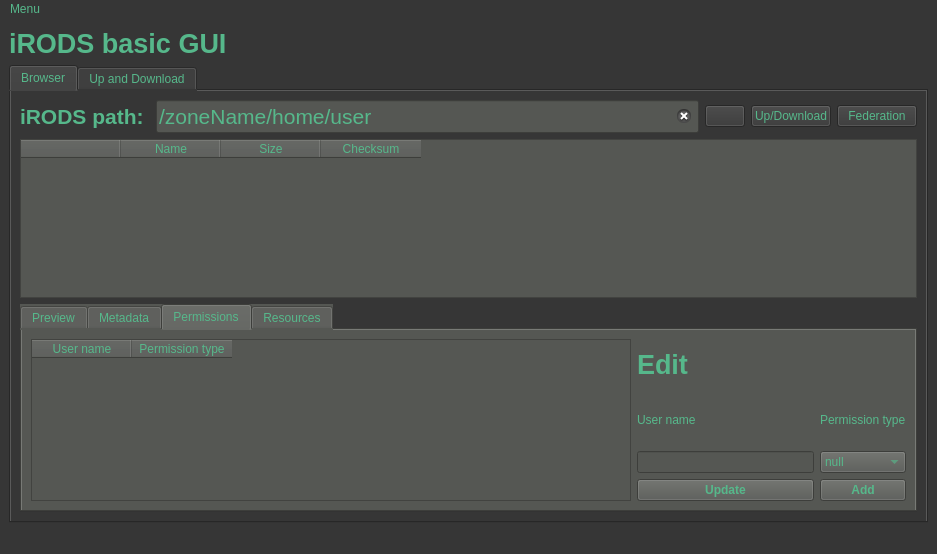
iBridges-for-iRODS/iBridges, file irods-basicGUI/irodsBrowserMain.ui: the form before one commit.
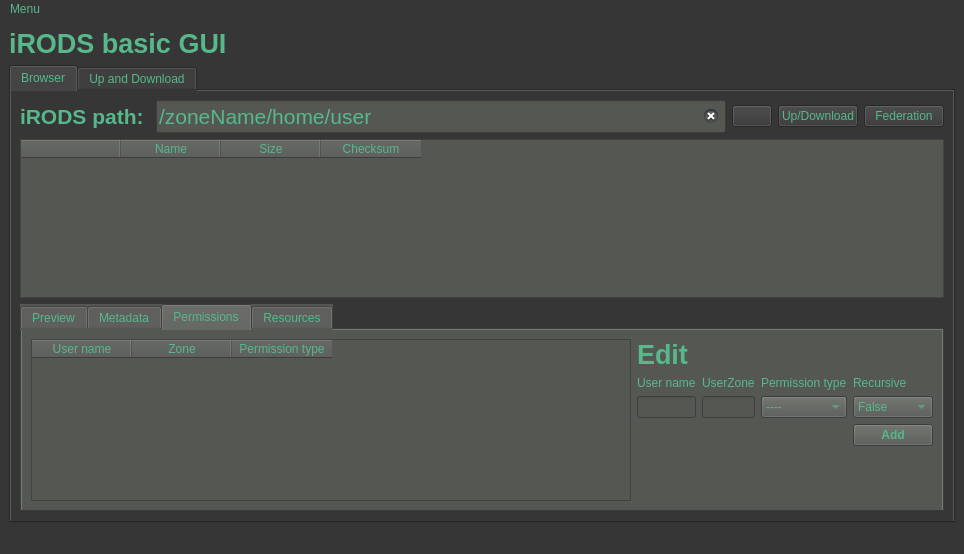
The form after the commit. The open tabs and pages were chosen to show the change.

Diff of the .ui file:
```diff
--- a/irods-basicGUI/irodsBrowserMain.ui
+++ b/irods-basicGUI/irodsBrowserMain.ui
@@ -331,6 +331,11 @@
                 <string>User name</string>
                </property>
               </column>
+              <column>
+               <property name="text">
+                <string>Zone</string>
+               </property>
+              </column>
               <column>
                <property name="text">
                 <string>Permission type</string>
@@ -340,18 +345,54 @@
             </item>
             <item>
              <layout class="QGridLayout" name="gridLayout_4">
-              <item row="6" column="0">
-               <widget class="QLineEdit" name="aclUserField"/>
-              </item>
-              <item row="4" column="1">
+              <item row="4" column="2">
                <widget class="QLabel" name="label_10">
                 <property name="text">
                  <string>Permission type</string>
                 </property>
                </widget>
               </item>
-              <item row="6" column="1">
+              <item row="7" column="3">
+               <widget class="QPushButton" name="aclAddButton">
+                <property name="font">
+                 <font>
+                  <weight>75</weight>
+                  <bold>true</bold>
+                 </font>
+                </property>
+                <property name="text">
+                 <string>Add</string>
+                </property>
+               </widget>
+              </item>
+              <item row="0" column="0">
+               <widget class="QLabel" name="label_11">
+                <property name="font">
+                 <font>
+                  <pointsize>20</pointsize>
+                  <weight>75</weight>
+                  <bold>true</bold>
+                 </font>
+                </property>
+                <property name="text">
+                 <string>Edit</string>
+                </property>
+               </widget>
+              </item>
+              <item row="4" column="3">
+               <widget class="QLabel" name="label_7">
+                <property name="text">
+                 <string>Recursive</string>
+                </property>
+               </widget>
+              </item>
+              <item row="6" column="2">
                <widget class="QComboBox" name="aclBox">
+                <item>
+                 <property name="text">
+                  <string>----</string>
+                 </property>
+                </item>
                 <item>
                  <property name="text">
                   <string>null</string>
@@ -374,45 +415,18 @@
                 </item>
                </widget>
               </item>
-              <item row="7" column="1">
-               <widget class="QPushButton" name="aclAddButton">
-                <property name="font">
-                 <font>
-                  <weight>75</weight>
-                  <bold>true</bold>
-                 </font>
+              <item row="8" column="2">
+               <widget class="QLabel" name="aclError">
+                <property name="styleSheet">
+                 <string notr="true">color: rgb(164, 0, 0);</string>
                 </property>
                 <property name="text">
-                 <string>Add</string>
+                 <string/>
                 </property>
                </widget>
               </item>
-              <item row="0" column="0">
-               <widget class="QLabel" name="label_11">
-                <property name="font">
-                 <font>
-                  <pointsize>20</pointsize>
-                  <weight>75</weight>
-                  <bold>true</bold>
-                 </font>
-                </property>
-                <property name="text">
-                 <string>Edit</string>
-                </property>
-               </widget>
-              </item>
-              <item row="7" column="0">
-               <widget class="QPushButton" name="aclUpdatButton">
-                <property name="font">
-                 <font>
-                  <weight>75</weight>
-                  <bold>true</bold>
-                 </font>
-                </property>
-                <property name="text">
-                 <string>Update</string>
-                </property>
-               </widget>
+              <item row="6" column="0">
+               <widget class="QLineEdit" name="aclUserField"/>
               </item>
               <item row="4" column="0">
                <widget class="QLabel" name="label_13">
@@ -421,6 +435,43 @@
                 </property>
                </widget>
               </item>
+              <item row="6" column="3">
+               <widget class="QComboBox" name="recurseBox">
+                <item>
+                 <property name="text">
+                  <string>False</string>
+                 </property>
+                </item>
+                <item>
+                 <property name="text">
+                  <string>True</string>
+                 </property>
+                </item>
+               </widget>
+              </item>
+              <item row="8" column="0">
+               <spacer name="verticalSpacer_2">
+                <property name="orientation">
+                 <enum>Qt::Vertical</enum>
+                </property>
+                <property name="sizeHint" stdset="0">
+                 <size>
+                  <width>20</width>
+                  <height>40</height>
+                 </size>
+                </property>
+               </spacer>
+              </item>
+              <item row="6" column="1">
+               <widget class="QLineEdit" name="aclZoneField"/>
+              </item>
+              <item row="4" column="1">
+               <widget class="QLabel" name="label_8">
+                <property name="text">
+                 <string>UserZone</string>
+                </property>
+               </widget>
+              </item>
              </layout>
             </item>
            </layout>
```
Left out of the diff: 106 changed lines with no effect on the pictures.
